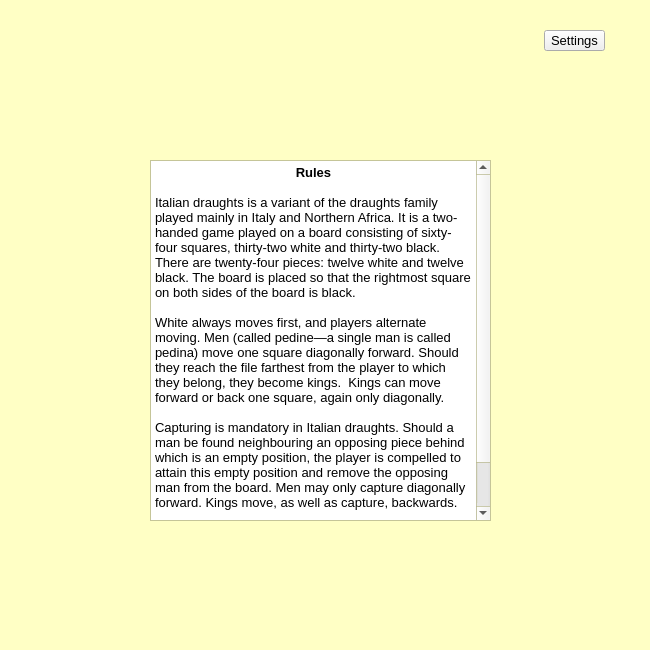
Above: start.ui from JuliaNortman/Project before the change. Below: the same form after it.
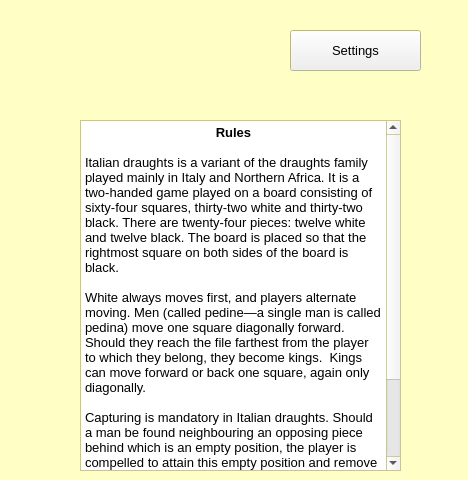
That is the form after the change.

The edit to the form file:
```diff
--- a/start.ui
+++ b/start.ui
@@ -9,8 +9,8 @@
    <rect>
     <x>0</x>
     <y>0</y>
-    <width>650</width>
-    <height>650</height>
+    <width>468</width>
+    <height>480</height>
    </rect>
   </property>
   <property name="palette">
@@ -89,10 +89,10 @@
   <widget class="QWidget" name="verticalLayoutWidget">
    <property name="geometry">
     <rect>
-     <x>230</x>
-     <y>80</y>
-     <width>151</width>
-     <height>51</height>
+     <x>30</x>
+     <y>30</y>
+     <width>131</width>
+     <height>41</height>
     </rect>
    </property>
    <layout class="QVBoxLayout" name="startLable"/>
@@ -100,10 +100,10 @@
   <widget class="QTextBrowser" name="rules">
    <property name="geometry">
     <rect>
-     <x>150</x>
-     <y>160</y>
-     <width>341</width>
-     <height>361</height>
+     <x>80</x>
+     <y>120</y>
+     <width>321</width>
+     <height>351</height>
     </rect>
    </property>
    <property name="html">
@@ -125,17 +125,14 @@
   <widget class="QToolButton" name="toolButton">
    <property name="geometry">
     <rect>
-     <x>544</x>
+     <x>290</x>
      <y>30</y>
-     <width>61</width>
-     <height>21</height>
+     <width>131</width>
+     <height>41</height>
     </rect>
    </property>
    <property name="styleSheet">
-    <string notr="true">QPushButton
-{
-	color: red;
-}</string>
+    <string notr="true"/>
    </property>
    <property name="text">
     <string>Settings</string>
```
